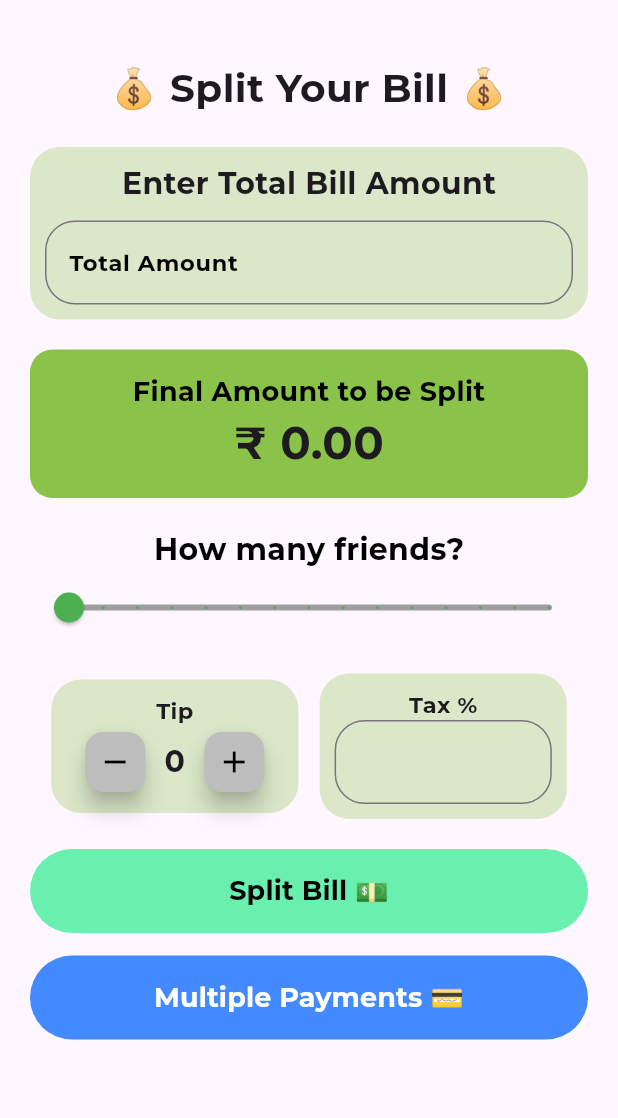
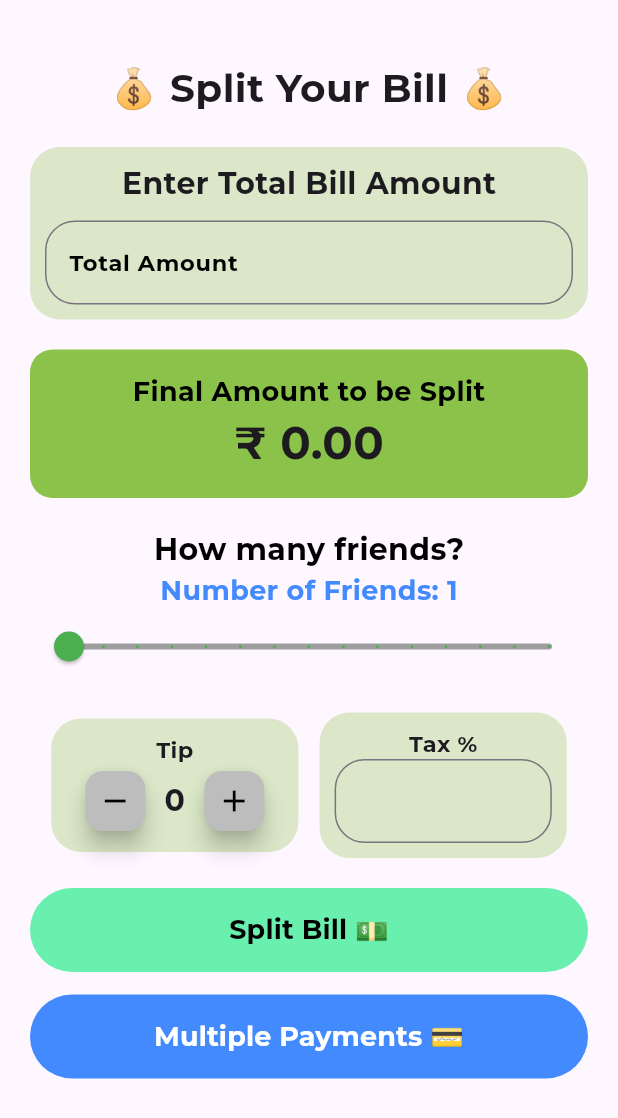
Before and after one commit to ADITISONIC/Bill-splitting-app, a Flutter app: the BillSplit screen opened directly, on a phone screen of 412 x 824 dp. Shown: the top 1118 px of the screen. Run offline on Flutter 3.47's test engine with Material 3 defaults, Android fonts, the phone set to English and light mode, and no system bars; our stand-ins replace firebase_auth, firebase_core, google_fonts; accounts and stored records are empty.

Commit message:
ui updated

```diff
--- a/lib/home.dart
+++ b/lib/home.dart
@@ -127,6 +127,17 @@ class _BillSplitState extends State<BillSplit> {
                   fontWeight: FontWeight.w700,
                 ),
               ),
+
+              // **Display Friends Count**
+              Text(
+                "Number of Friends: ${friendsvalue.round()}",
+                style: GoogleFonts.montserrat(
+                  fontSize: 18,
+                  color: Colors.blueAccent,
+                  fontWeight: FontWeight.w700,
+                ),
+              ),
+
               Slider(
                 min: 1,
                 max: 15,
```
